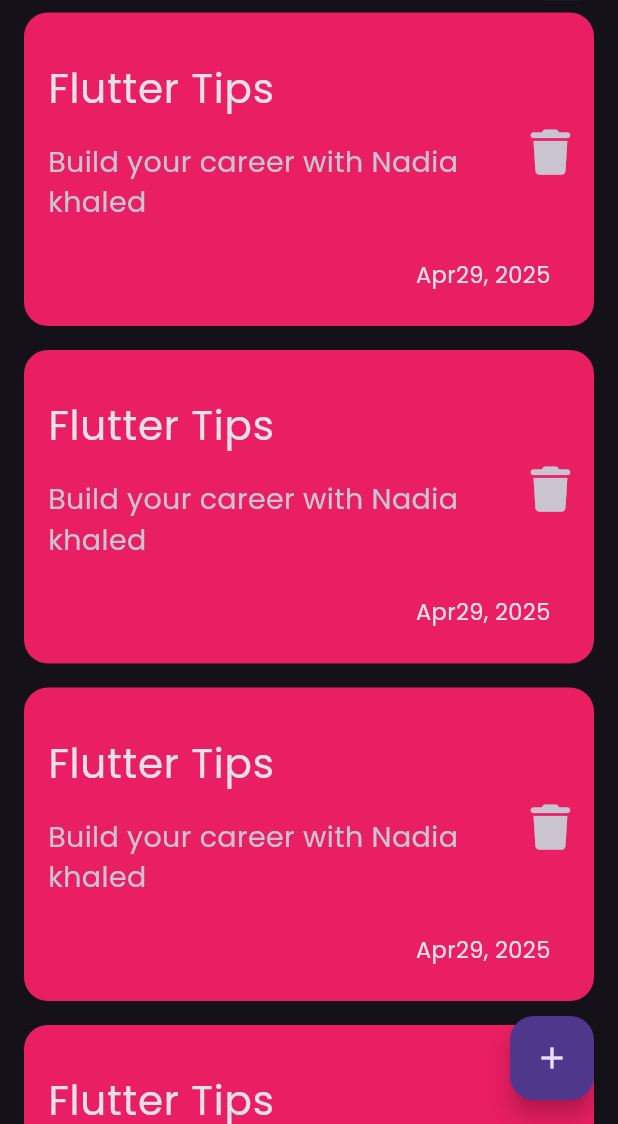
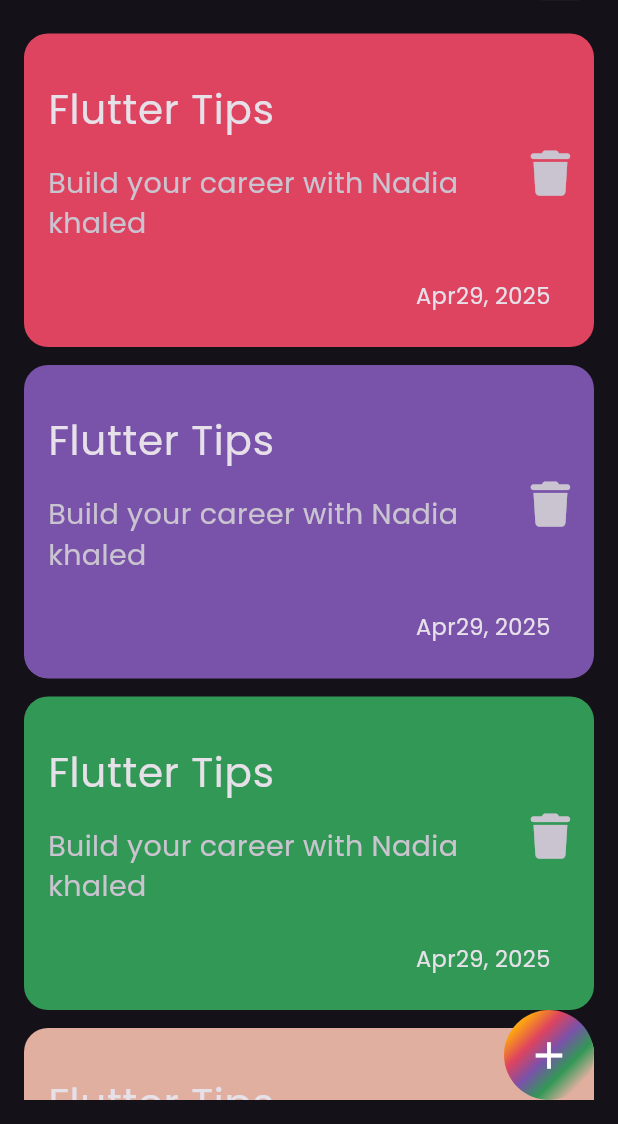
Before and after one commit to nadiakhaled1411999/notes_app, a Flutter app: the screen it shows after launch, on a phone screen of 412 x 824 dp, the part 112-1236 px from its top. Run offline on Flutter 3.47's test engine with Material 3 defaults, Android fonts, the phone set to English and light mode, and no system bars; our stand-ins replace font_awesome_flutter.

Commit message:
showModalBottomSheet

```diff
--- a/lib/views/notes_view.dart
+++ b/lib/views/notes_view.dart
@@ -1,4 +1,5 @@
 import 'package:flutter/material.dart';
+import 'package:notes_app/widgets/custom_floating_action_button.dart';
 import 'package:notes_app/widgets/notes_view_body.dart';
 
 class NotesView extends StatelessWidget {
@@ -6,13 +7,9 @@ class NotesView extends StatelessWidget {
 
   @override
   Widget build(BuildContext context) {
-    return Scaffold(
-
-      floatingActionButton: FloatingActionButton(
-        onPressed: () {},
-        child: const Icon(Icons.add),
-      ),
-      body: const NotesViewBody(),
+    return const Scaffold(
+      floatingActionButton:CustomFloatingActionButton(),
+      body: NotesViewBody(),
     );
   }
 }
--- /dev/null
+++ b/lib/widgets/add_note_bottom_sheet.dart
@@ -0,0 +1,16 @@
+import 'package:flutter/material.dart';
+
+class  AddNoteBottomSheet extends StatelessWidget {
+  const  AddNoteBottomSheet({super.key});
+
+  @override
+  Widget build(BuildContext context) {
+    return  Container(
+height: 800,
+decoration: BoxDecoration(
+color:Theme.of(context).primaryColorDark,
+borderRadius:const BorderRadius.only(topLeft: Radius.circular(30),topRight: Radius.circular( 30))
+),
+              );
+  }
+}
--- /dev/null
+++ b/lib/widgets/custom_floating_action_button.dart
@@ -0,0 +1,44 @@
+import 'package:flutter/material.dart';
+import 'package:notes_app/widgets/add_note_bottom_sheet.dart';
+
+class CustomFloatingActionButton extends StatelessWidget {
+  const CustomFloatingActionButton({super.key});
+
+  @override
+  Widget build(BuildContext context) {
+    return Container(
+      width: 60,
+      height: 60,
+      decoration: const BoxDecoration(
+        shape: BoxShape.circle,
+        gradient: LinearGradient(
+          colors: [
+            Color(0xffe0afa0),
+            Color(0xfffca311),
+            Color(0xffDE435F),
+            Color(0xff7952AA),
+            Color(0xff319855),
+            Color(0xffe0afa0),
+            Color(0xfffca311),
+          ],
+          begin: Alignment.topLeft,
+          end: Alignment.bottomRight,
+        ),
+      ),
+      child: FloatingActionButton(
+        shape: const CircleBorder(),
+        backgroundColor: Colors.transparent,
+        elevation: 0,
+        onPressed: () {
+          showModalBottomSheet(
+              context: context, builder: (context) => const AddNoteBottomSheet());
+        },
+        child: const Icon(
+          Icons.add,
+          color: Colors.white,
+          size: 30,
+        ),
+      ),
+    );
+  }
+}
--- a/lib/widgets/custom_note_item.dart
+++ b/lib/widgets/custom_note_item.dart
@@ -2,21 +2,22 @@ import 'package:flutter/material.dart';
 import 'package:font_awesome_flutter/font_awesome_flutter.dart';
 
 class NoteItem extends StatelessWidget {
-  const NoteItem({super.key});
+  const NoteItem({super.key, required this.color});
+  final Color color;
 
   @override
   Widget build(BuildContext context) {
     return Container(
       padding: const EdgeInsets.only(top: 22, bottom: 24, left: 16, right: 5),
       decoration: BoxDecoration(
-        color: Colors.pink,
+        color: color,
         borderRadius: BorderRadius.circular(16),
       ),
       child: Column(
         crossAxisAlignment: CrossAxisAlignment.end,
         children: [
           ListTile(
-            contentPadding: const EdgeInsets.all(0),
+            contentPadding:  EdgeInsets.zero,
             trailing: IconButton(
                 onPressed: () {},
                 icon: const Icon(
@@ -30,7 +31,7 @@ class NoteItem extends StatelessWidget {
               ),
             ),
             subtitle: const Padding(
-              padding: EdgeInsets.only(top: 16,bottom: 16),
+              padding: EdgeInsets.only(top: 16, bottom: 16),
               child: Text(
                 "Build your career with Nadia khaled ",
                 style: TextStyle(
--- a/lib/widgets/notes_list_view.dart
+++ b/lib/widgets/notes_list_view.dart
@@ -3,18 +3,34 @@ import 'package:notes_app/widgets/custom_note_item.dart';
 
 class  NotesListView extends StatelessWidget {
   const  NotesListView({super.key});
+final List<Color> colorData=const[
+  Color( 0xffDE435F),
+Color(0xff7952AA),
+Color( 0xff319855),
+Color( 0xffe0afa0),
+Color( 0xfffca311),
+ Color( 0xffDE435F),
+Color(0xff7952AA),
+Color( 0xff319855),
+Color( 0xffe0afa0),
+ Color( 0xffDE435F),
+ ];
 
   @override
   Widget build(BuildContext context) {
     return  Expanded(
-              child: ListView.builder(
-                  scrollDirection: Axis.vertical,
-                  itemCount: 10,
-                  itemBuilder: (context, index) {
-                    return const Padding(
-                      padding: EdgeInsets.symmetric(vertical: 8),
-                      child: NoteItem(),
-                    );
-                  }));
+              child: Padding(
+                padding: const EdgeInsets.symmetric(vertical: 16),
+                child: ListView.builder(
+                  padding: EdgeInsets.zero,
+                    scrollDirection: Axis.vertical,
+                    itemCount:10,
+                    itemBuilder: (context, index) {
+                      return Padding(
+                        padding: const EdgeInsets.symmetric(vertical: 6),
+                        child: NoteItem(color:colorData[index] ,),
+                      );
+                    }),
+              ));
   }
 }
```
Also changed, not shown: lib/widgets/notes_view_body.dart (+4 -4 lines), lib/widgets/custom_app_bar.dart (renamed from lib/widgets/custom_appbar.dart).
